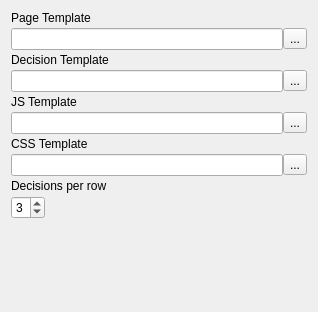
kingnak/GameGenerator, file GGTemplateGenerator/settingsui.ui: the form before one commit.
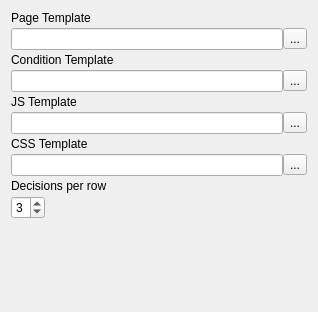
The form after the commit. Icons and pictures are not drawn.

Commit message: HTMLGen: Renamed decision template to condition template

What changed in the file:
```diff
--- a/GGTemplateGenerator/settingsui.ui
+++ b/GGTemplateGenerator/settingsui.ui
@@ -59,7 +59,7 @@
    <item row="3" column="0" colspan="2">
     <widget class="QLabel" name="label_2">
      <property name="text">
-      <string>Decision Template</string>
+      <string>Condition Template</string>
      </property>
     </widget>
    </item>
```
Left out of the diff: 8 changed lines with no effect on the pictures. The commit also changes 3 other files.
